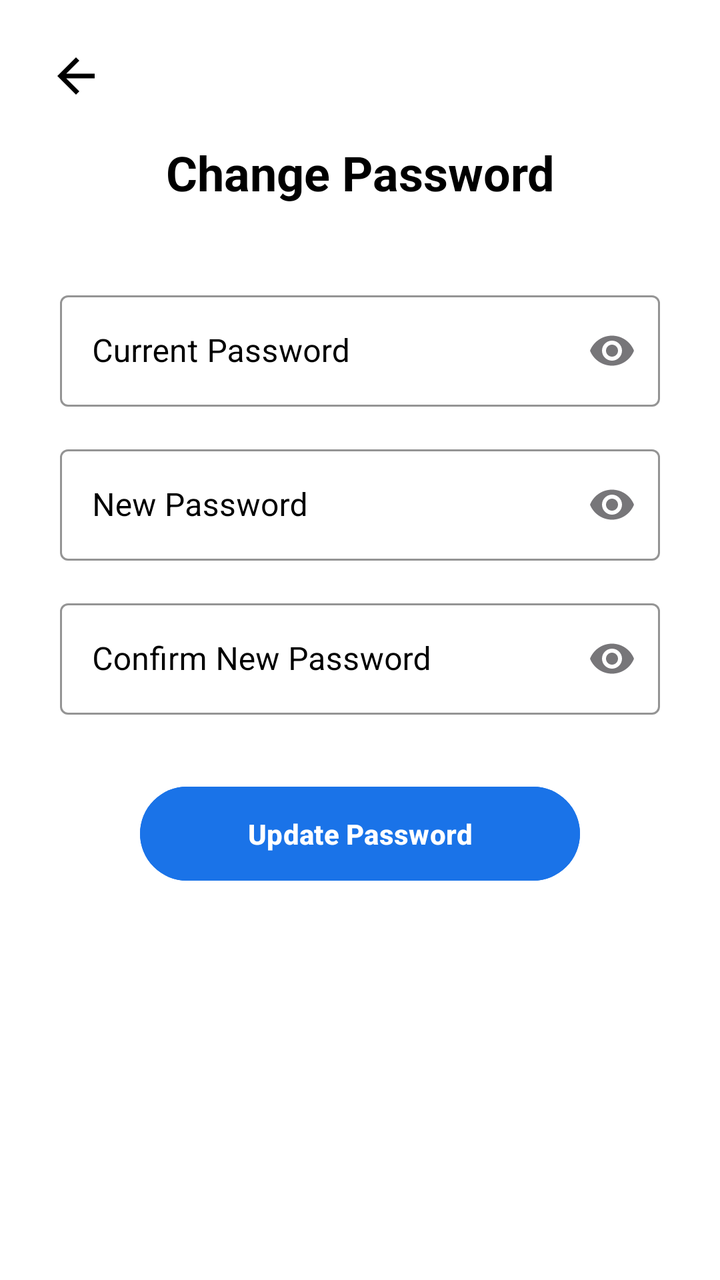
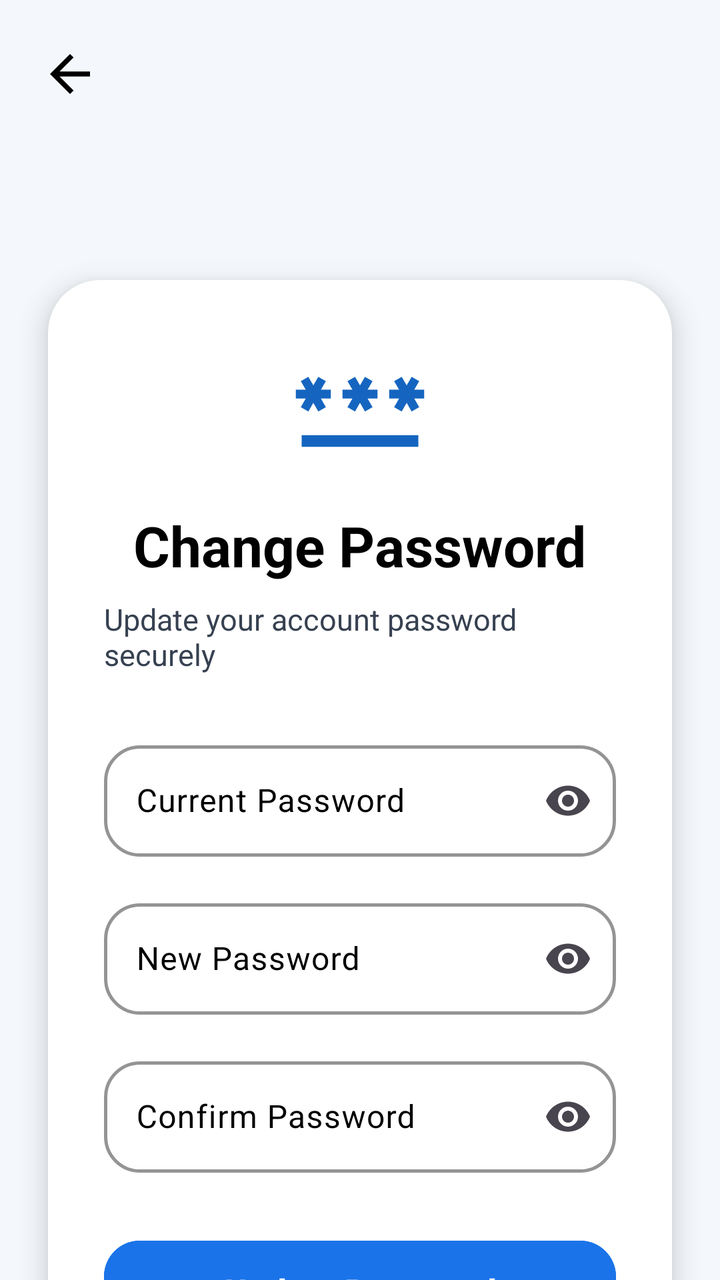

An Android layout rendered at two revisions. The XML below is the earlier revision; the diff shows what the commit changed to produce the second picture.
<!-- AndroidManifest.xml: application theme Theme.App -->
<!-- res/layout/activity_pass_change.xml -->
<?xml version="1.0" encoding="utf-8"?>
<androidx.constraintlayout.widget.ConstraintLayout
    xmlns:android="http://schemas.android.com/apk/res/android"
    xmlns:app="http://schemas.android.com/apk/res-auto"
    android:layout_width="match_parent"
    android:layout_height="match_parent"
    android:background="#FFFFFF"
    android:paddingStart="24dp"
    android:paddingEnd="24dp">

    
    <ImageView
        android:id="@+id/backBtn"
        android:layout_width="28dp"
        android:layout_height="28dp"
        android:layout_marginTop="24dp"
        android:src="@drawable/ic_back"
        android:tint="#000000"
        android:contentDescription="Back"
        app:layout_constraintTop_toTopOf="parent"
        app:layout_constraintStart_toStartOf="parent"/>

    
    <TextView
        android:id="@+id/title"
        android:layout_width="wrap_content"
        android:layout_height="wrap_content"
        android:text="Change Password"
        android:textSize="24sp"
        android:textStyle="bold"
        android:textColor="#000000"
        android:layout_marginTop="70dp"
        app:layout_constraintTop_toTopOf="parent"
        app:layout_constraintStart_toStartOf="parent"
        app:layout_constraintEnd_toEndOf="parent"/>

    
    <com.google.android.material.textfield.TextInputLayout
        android:id="@+id/currentPassLayout"
        android:layout_width="300dp"
        android:layout_height="wrap_content"
        android:hint="Current Password"
        android:layout_marginTop="40dp"
        app:endIconMode="password_toggle"
        android:textColorHint="@android:color/black"
        style="@style/Widget.MaterialComponents.TextInputLayout.OutlinedBox"
        app:boxStrokeColor="@android:color/black"
        app:hintTextColor="@android:color/black"
        app:layout_constraintTop_toBottomOf="@id/title"
        app:layout_constraintStart_toStartOf="parent"
        app:layout_constraintEnd_toEndOf="parent">

        <com.google.android.material.textfield.TextInputEditText
            android:id="@+id/currentPassword"
            android:layout_width="match_parent"
            android:layout_height="wrap_content"
            android:textColor="@android:color/black"
            android:inputType="textPassword"/>
    </com.google.android.material.textfield.TextInputLayout>

    
    <com.google.android.material.textfield.TextInputLayout
        android:id="@+id/newPassLayout"
        android:layout_width="300dp"
        android:layout_height="wrap_content"
        android:hint="New Password"
        android:layout_marginTop="16dp"
        app:endIconMode="password_toggle"
        android:textColorHint="@android:color/black"
        style="@style/Widget.MaterialComponents.TextInputLayout.OutlinedBox"
        app:boxStrokeColor="@android:color/black"
        app:hintTextColor="@android:color/black"
        app:layout_constraintTop_toBottomOf="@id/currentPassLayout"
        app:layout_constraintStart_toStartOf="parent"
        app:layout_constraintEnd_toEndOf="parent">

        <com.google.android.material.textfield.TextInputEditText
            android:id="@+id/newPassword"
            android:layout_width="match_parent"
            android:layout_height="wrap_content"
            android:textColor="@android:color/black"
            android:inputType="textPassword"/>
    </com.google.android.material.textfield.TextInputLayout>

    
    <com.google.android.material.textfield.TextInputLayout
        android:id="@+id/confirmPassLayout"
        android:layout_width="300dp"
        android:layout_height="wrap_content"
        android:hint="Confirm New Password"
        android:layout_marginTop="16dp"
        app:endIconMode="password_toggle"
        android:textColorHint="@android:color/black"
        style="@style/Widget.MaterialComponents.TextInputLayout.OutlinedBox"
        app:boxStrokeColor="@android:color/black"
        app:hintTextColor="@android:color/black"
        app:layout_constraintTop_toBottomOf="@id/newPassLayout"
        app:layout_constraintStart_toStartOf="parent"
        app:layout_constraintEnd_toEndOf="parent">

        <com.google.android.material.textfield.TextInputEditText
            android:id="@+id/confirmPassword"
            android:layout_width="match_parent"
            android:layout_height="wrap_content"
            android:textColor="@android:color/black"
            android:inputType="textPassword"/>
    </com.google.android.material.textfield.TextInputLayout>

    
    <Button
        android:id="@+id/btnUpdatePassword"
        android:layout_width="220dp"
        android:layout_height="55dp"
        android:layout_marginTop="32dp"
        android:text="Update Password"
        android:textStyle="bold"
        android:textColor="#FFFFFF"
        android:backgroundTint="#1A73E8"
        app:layout_constraintTop_toBottomOf="@id/confirmPassLayout"
        app:layout_constraintStart_toStartOf="parent"
        app:layout_constraintEnd_toEndOf="parent"/>

</androidx.constraintlayout.widget.ConstraintLayout>
<!-- resources referenced by this layout -->
<resources>
  <!-- drawable ic_back (drawable) -->
  <vector xmlns:android="http://schemas.android.com/apk/res/android" android:autoMirrored="true" android:height="24dp" android:tint="#000000" android:viewportHeight="960" android:viewportWidth="960" android:width="24dp">
        
      <path android:fillColor="@android:color/white" android:pathData="M313,520L537,744L480,800L160,480L480,160L537,216L313,440L800,440L800,520L313,520Z"/>
      
  </vector>
  <style name="Theme.App" parent="Base.Theme.App" />
  <style name="Base.Theme.App" parent="Theme.Material3.DayNight.NoActionBar">
          <item name="colorPrimary">#1A73E8</item>
          <item name="android:statusBarColor">@android:color/transparent</item>
          <item name="android:navigationBarColor">@android:color/transparent</item>
  
  
      </style>
</resources>

<!-- the commit's change to res/layout/activity_pass_change.xml (unified diff, before → after) -->
@@ -4,120 +4,170 @@
     xmlns:app="http://schemas.android.com/apk/res-auto"
     android:layout_width="match_parent"
     android:layout_height="match_parent"
-    android:background="#FFFFFF"
-    android:paddingStart="24dp"
-    android:paddingEnd="24dp">
+    android:background="#F4F8FC">
 
     
     <ImageView
         android:id="@+id/backBtn"
-        android:layout_width="28dp"
-        android:layout_height="28dp"
-        android:layout_marginTop="24dp"
+        android:layout_width="30dp"
+        android:layout_height="30dp"
+        android:layout_marginStart="20dp"
+        android:layout_marginTop="22dp"
         android:src="@drawable/ic_back"
-        android:tint="#000000"
+        app:tint="#000000"
         android:contentDescription="Back"
         app:layout_constraintTop_toTopOf="parent"
         app:layout_constraintStart_toStartOf="parent"/>
 
     
-    <TextView
-        android:id="@+id/title"
-        android:layout_width="wrap_content"
+    <androidx.cardview.widget.CardView
+        android:id="@+id/passwordCard"
+        android:layout_width="0dp"
         android:layout_height="wrap_content"
-        android:text="Change Password"
-        android:textSize="24sp"
-        android:textStyle="bold"
-        android:textColor="#000000"
-        android:layout_marginTop="70dp"
+        android:layout_marginStart="24dp"
+        android:layout_marginEnd="24dp"
+        android:layout_marginTop="140dp"
+        app:cardCornerRadius="26dp"
+        app:cardElevation="8dp"
+        app:cardBackgroundColor="#FFFFFF"
         app:layout_constraintTop_toTopOf="parent"
-        app:layout_constraintStart_toStartOf="parent"
-        app:layout_constraintEnd_toEndOf="parent"/>
-
-    
-    <com.google.android.material.textfield.TextInputLayout
-        android:id="@+id/currentPassLayout"
-        android:layout_width="300dp"
-        android:layout_height="wrap_content"
-        android:hint="Current Password"
-        android:layout_marginTop="40dp"
-        app:endIconMode="password_toggle"
-        android:textColorHint="@android:color/black"
-        style="@style/Widget.MaterialComponents.TextInputLayout.OutlinedBox"
-        app:boxStrokeColor="@android:color/black"
-        app:hintTextColor="@android:color/black"
-        app:layout_constraintTop_toBottomOf="@id/title"
         app:layout_constraintStart_toStartOf="parent"
         app:layout_constraintEnd_toEndOf="parent">
 
-        <com.google.android.material.textfield.TextInputEditText
-            android:id="@+id/currentPassword"
+        <LinearLayout
             android:layout_width="match_parent"
             android:layout_height="wrap_content"
-            android:textColor="@android:color/black"
-            android:inputType="textPassword"/>
-    </com.google.android.material.textfield.TextInputLayout>
+            android:orientation="vertical"
+            android:padding="28dp">
 
-    
-    <com.google.android.material.textfield.TextInputLayout
-        android:id="@+id/newPassLayout"
-        android:layout_width="300dp"
-        android:layout_height="wrap_content"
-        android:hint="New Password"
-        android:layout_marginTop="16dp"
-        app:endIconMode="password_toggle"
-        android:textColorHint="@android:color/black"
-        style="@style/Widget.MaterialComponents.TextInputLayout.OutlinedBox"
-        app:boxStrokeColor="@android:color/black"
-        app:hintTextColor="@android:color/black"
-        app:layout_constraintTop_toBottomOf="@id/currentPassLayout"
-        app:layout_constraintStart_toStartOf="parent"
-        app:layout_constraintEnd_toEndOf="parent">
+            
+            <ImageView
+                android:layout_width="70dp"
+                android:layout_height="70dp"
+                android:layout_gravity="center"
+                android:src="@drawable/ic_lock"
+                app:tint="#1565C0"/>
 
-        <com.google.android.material.textfield.TextInputEditText
-            android:id="@+id/newPassword"
-            android:layout_width="match_parent"
-            android:layout_height="wrap_content"
-            android:textColor="@android:color/black"
-            android:inputType="textPassword"/>
-    </com.google.android.material.textfield.TextInputLayout>
+            
+            <TextView
+                android:layout_width="wrap_content"
+                android:layout_height="wrap_content"
+                android:text="Change Password"
+                android:textSize="28sp"
+                android:textStyle="bold"
+                android:textColor="#000000"
+                android:layout_gravity="center"
+                android:layout_marginTop="16dp"/>
 
-    
-    <com.google.android.material.textfield.TextInputLayout
-        android:id="@+id/confirmPassLayout"
-        android:layout_width="300dp"
-        android:layout_height="wrap_content"
-        android:hint="Confirm New Password"
-        android:layout_marginTop="16dp"
-        app:endIconMode="password_toggle"
-        android:textColorHint="@android:color/black"
-        style="@style/Widget.MaterialComponents.TextInputLayout.OutlinedBox"
-        app:boxStrokeColor="@android:color/black"
-        app:hintTextColor="@android:color/black"
-        app:layout_constraintTop_toBottomOf="@id/newPassLayout"
-        app:layout_constraintStart_toStartOf="parent"
-        app:layout_constraintEnd_toEndOf="parent">
+            
+            <TextView
+                android:layout_width="wrap_content"
+                android:layout_height="wrap_content"
+                android:text="Update your account password securely"
+                android:textSize="15sp"
+                android:textColor="#374151"
+                android:layout_gravity="center"
+                android:layout_marginTop="8dp"
+                android:layout_marginBottom="30dp"/>
 
-        <com.google.android.material.textfield.TextInputEditText
-            android:id="@+id/confirmPassword"
-            android:layout_width="match_parent"
-            android:layout_height="wrap_content"
-            android:textColor="@android:color/black"
-            android:inputType="textPassword"/>
-    </com.google.android.material.textfield.TextInputLayout>
+            
+            <com.google.android.material.textfield.TextInputLayout
+                android:layout_width="match_parent"
+                android:layout_height="wrap_content"
+                android:hint="Current Password"
+                android:textColorHint="#000000"
+                app:endIconMode="password_toggle"
+                app:boxStrokeColor="#000000"
+                app:cursorColor="@color/black"
+                app:boxStrokeWidth="1.5dp"
+                app:hintTextColor="#000000"
+                app:boxStrokeWidthFocused="2dp"
+                app:boxBackgroundColor="#FFFFFF"
+                app:boxCornerRadiusTopStart="18dp"
+                app:boxCornerRadiusTopEnd="18dp"
+                app:boxCornerRadiusBottomStart="18dp"
+                app:boxCornerRadiusBottomEnd="18dp">
 
-    
-    <Button
-        android:id="@+id/btnUpdatePassword"
-        android:layout_width="220dp"
-        android:layout_height="55dp"
-        android:layout_marginTop="32dp"
-        android:text="Update Password"
-        android:textStyle="bold"
-        android:textColor="#FFFFFF"
-        android:backgroundTint="#1A73E8"
-        app:layout_constraintTop_toBottomOf="@id/confirmPassLayout"
-        app:layout_constraintStart_toStartOf="parent"
-        app:layout_constraintEnd_toEndOf="parent"/>
+                <com.google.android.material.textfield.TextInputEditText
+                    android:id="@+id/currentPassword"
+                    android:layout_width="match_parent"
+                    android:layout_height="wrap_content"
+                    android:textColor="#000000"
+                    android:textSize="16sp"
+                    android:inputType="textPassword"/>
+            </com.google.android.material.textfield.TextInputLayout>
+
+            
+            <com.google.android.material.textfield.TextInputLayout
+                android:layout_width="match_parent"
+                android:layout_height="wrap_content"
+                android:layout_marginTop="18dp"
+                android:hint="New Password"
+                android:textColorHint="#000000"
+                app:endIconMode="password_toggle"
+                app:boxStrokeColor="#000000"
+                app:boxStrokeWidth="1.5dp"
+                app:hintTextColor="#000000"
+                app:cursorColor="@color/black"
+                app:boxStrokeWidthFocused="2dp"
+                app:boxBackgroundColor="#FFFFFF"
+                app:boxCornerRadiusTopStart="18dp"
+                app:boxCornerRadiusTopEnd="18dp"
+                app:boxCornerRadiusBottomStart="18dp"
+                app:boxCornerRadiusBottomEnd="18dp">
+
+                <com.google.android.material.textfield.TextInputEditText
+                    android:id="@+id/newPassword"
+                    android:layout_width="match_parent"
+                    android:layout_height="wrap_content"
+                    android:textColor="#000000"
+                    android:textSize="16sp"
+                    android:inputType="textPassword"/>
+            </com.google.android.material.textfield.TextInputLayout>
+
+            
+            <com.google.android.material.textfield.TextInputLayout
+                android:layout_width="match_parent"
+                android:layout_height="wrap_content"
+                android:layout_marginTop="18dp"
+                android:hint="Confirm Password"
+                android:textColorHint="#000000"
+                app:endIconMode="password_toggle"
+                app:boxStrokeColor="#000000"
+                app:hintTextColor="#000000"
+                app:cursorColor="@color/black"
+                app:boxStrokeWidth="1.5dp"
+                app:boxStrokeWidthFocused="2dp"
+                app:boxBackgroundColor="#FFFFFF"
+                app:boxCornerRadiusTopStart="18dp"
+                app:boxCornerRadiusTopEnd="18dp"
+                app:boxCornerRadiusBottomStart="18dp"
+                app:boxCornerRadiusBottomEnd="18dp">
+
+                <com.google.android.material.textfield.TextInputEditText
+                    android:id="@+id/confirmPassword"
+                    android:layout_width="match_parent"
+                    android:layout_height="wrap_content"
+                    android:textColor="#000000"
+                    android:textSize="16sp"
+                    android:inputType="textPassword"/>
+            </com.google.android.material.textfield.TextInputLayout>
+
+            
+            <com.google.android.material.button.MaterialButton
+                android:id="@+id/btnUpdatePassword"
+                android:layout_width="match_parent"
+                android:layout_height="58dp"
+                android:layout_marginTop="30dp"
+                android:text="Update Password"
+                android:textColor="#FFFFFF"
+                android:textSize="17sp"
+                android:textStyle="bold"
+                android:backgroundTint="#1A73E8"
+                app:cornerRadius="18dp"/>
+
+        </LinearLayout>
+
+    </androidx.cardview.widget.CardView>
 
 </androidx.constraintlayout.widget.ConstraintLayout>
<!-- resource entries referenced after the edit -->
@@ -1,9 +1,16 @@
 <!-- resources referenced by this layout -->
 <resources>
+  <color name="black">#FF000000</color>
   <!-- drawable ic_back (drawable) -->
   <vector xmlns:android="http://schemas.android.com/apk/res/android" android:autoMirrored="true" android:height="24dp" android:tint="#000000" android:viewportHeight="960" android:viewportWidth="960" android:width="24dp">
         
       <path android:fillColor="@android:color/white" android:pathData="M313,520L537,744L480,800L160,480L480,160L537,216L313,440L800,440L800,520L313,520Z"/>
+      
+  </vector>
+  <!-- drawable ic_lock (drawable) -->
+  <vector xmlns:android="http://schemas.android.com/apk/res/android" android:height="24dp" android:tint="#000000" android:viewportHeight="960" android:viewportWidth="960" android:width="24dp">
+        
+      <path android:fillColor="@android:color/white" android:pathData="M80,760L80,680L880,680L880,760L80,760ZM126,518L74,488L108,428L40,428L40,368L108,368L74,310L126,280L160,338L194,280L246,310L212,368L280,368L280,428L212,428L246,488L194,518L160,458L126,518ZM446,518L394,488L428,428L360,428L360,368L428,368L394,310L446,280L480,338L514,280L566,310L532,368L600,368L600,428L532,428L566,488L514,518L480,458L446,518ZM766,518L714,488L748,428L680,428L680,368L748,368L714,310L766,280L800,338L834,280L886,310L852,368L920,368L920,428L852,428L886,488L834,518L800,458L766,518Z"/>
       
   </vector>
   <style name="Theme.App" parent="Base.Theme.App" />
